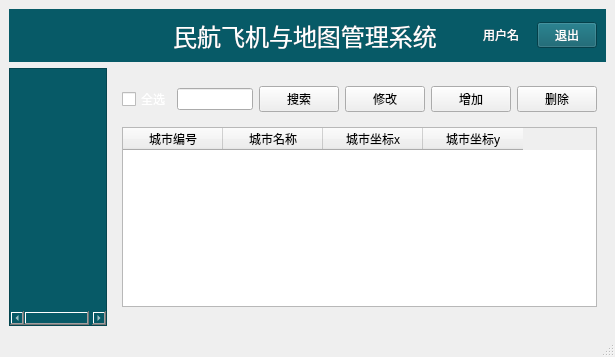
Old version of the form mainwindow.ui in the repository Sunbotao-1/Plane.
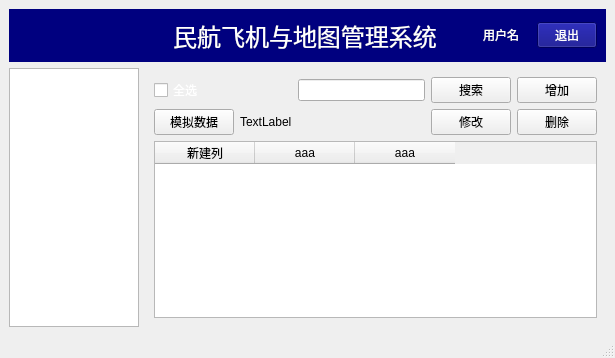
New version of the form. Icons and pictures are not drawn.

The edit to the form file:
```diff
--- a/mainwindow.ui
+++ b/mainwindow.ui
@@ -7,7 +7,7 @@
     <x>0</x>
     <y>0</y>
     <width>615</width>
-    <height>357</height>
+    <height>358</height>
    </rect>
   </property>
   <property name="windowTitle">
@@ -28,7 +28,7 @@
     <item row="0" column="0" colspan="2">
      <widget class="QWidget" name="widget" native="true">
       <property name="styleSheet">
-       <string notr="true">background-color: rgb(7, 90, 103);
+       <string notr="true">background-color: rgb(0, 0, 127);
 color: rgb(255, 255, 255);</string>
       </property>
       <layout class="QGridLayout" name="gridLayout_2" columnstretch="1,1,1">
@@ -120,6 +120,24 @@
       </layout>
      </widget>
     </item>
+    <item row="1" column="0">
+     <widget class="QTreeWidget" name="treeWidget">
+      <property name="maximumSize">
+       <size>
+        <width>130</width>
+        <height>16777215</height>
+       </size>
+      </property>
+      <attribute name="headerVisible">
+       <bool>false</bool>
+      </attribute>
+      <column>
+       <property name="text">
+        <string notr="true">1</string>
+       </property>
+      </column>
+     </widget>
+    </item>
     <item row="1" column="1">
      <widget class="QStackedWidget" name="stackedWidget">
       <property name="currentIndex">
@@ -128,48 +146,51 @@
       <widget class="QWidget" name="page">
        <layout class="QGridLayout" name="gridLayout_4">
         <item row="0" column="3">
-         <widget class="QPushButton" name="pushButton_4">
-          <property name="text">
-           <string>修改</string>
-          </property>
-         </widget>
-        </item>
-        <item row="0" column="1">
-         <widget class="QLineEdit" name="lineEdit"/>
-        </item>
-        <item row="0" column="2">
          <widget class="QPushButton" name="pushButton_2">
           <property name="text">
            <string>搜索</string>
           </property>
          </widget>
         </item>
-        <item row="3" column="0" colspan="6">
+        <item row="1" column="0">
+         <widget class="QPushButton" name="btn_simulation">
+          <property name="text">
+           <string>模拟数据</string>
+          </property>
+         </widget>
+        </item>
+        <item row="1" column="4">
+         <widget class="QPushButton" name="pushButton_5">
+          <property name="text">
+           <string>删除</string>
+          </property>
+         </widget>
+        </item>
+        <item row="0" column="2">
+         <widget class="QLineEdit" name="lineEdit"/>
+        </item>
+        <item row="1" column="3">
+         <widget class="QPushButton" name="pushButton_4">
+          <property name="text">
+           <string>修改</string>
+          </property>
+         </widget>
+        </item>
+        <item row="2" column="0" colspan="5">
          <widget class="QTableWidget" name="tableWidget">
-          <property name="maximumSize">
-           <size>
-            <width>16777215</width>
-            <height>180</height>
-           </size>
-          </property>
           <column>
            <property name="text">
-            <string>城市编号</string>
+            <string>新建列</string>
            </property>
           </column>
           <column>
            <property name="text">
-            <string>城市名称</string>
+            <string>aaa</string>
            </property>
           </column>
           <column>
            <property name="text">
-            <string>城市坐标x</string>
-           </property>
-          </column>
-          <column>
-           <property name="text">
-            <string>城市坐标y</string>
+            <string>aaa</string>
            </property>
           </column>
          </widget>
@@ -192,10 +213,10 @@
           </property>
          </widget>
         </item>
-        <item row="0" column="5">
-         <widget class="QPushButton" name="pushButton_5">
+        <item row="1" column="1">
+         <widget class="QLabel" name="lb_cnt">
           <property name="text">
-           <string>删除</string>
+           <string>TextLabel</string>
           </property>
          </widget>
         </item>
@@ -204,28 +225,6 @@
       <widget class="QWidget" name="page_2"/>
      </widget>
     </item>
-    <item row="1" column="0">
-     <widget class="QTreeWidget" name="treeWidget">
-      <property name="maximumSize">
-       <size>
-        <width>130</width>
-        <height>16777215</height>
-       </size>
-      </property>
-      <property name="styleSheet">
-       <string notr="true">background-color: rgb(7, 90, 103);
-color: rgb(255, 255, 255);</string>
-      </property>
-      <attribute name="headerVisible">
-       <bool>false</bool>
-      </attribute>
-      <column>
-       <property name="text">
-        <string notr="true">1</string>
-       </property>
-      </column>
-     </widget>
-    </item>
    </layout>
   </widget>
   <widget class="QMenuBar" name="menubar">
```
Left out of the diff: 5 changed lines with no effect on the pictures.
